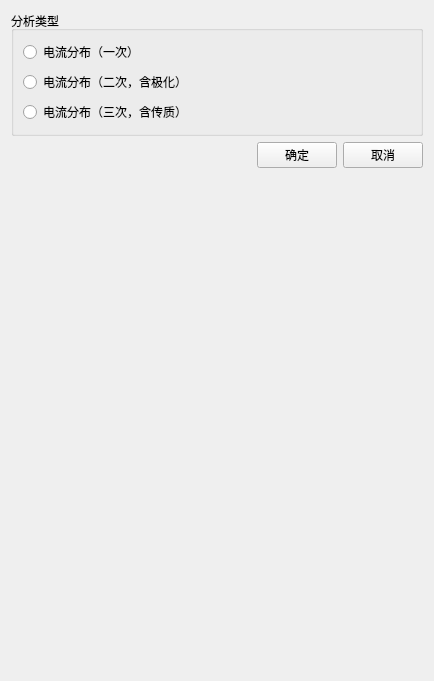
This is plugins/Base_PhysicalField/PhysicalFieldSettingWidget.ui in asd977/base_cae as Qt 5 draws it before an edit. The edited form follows.
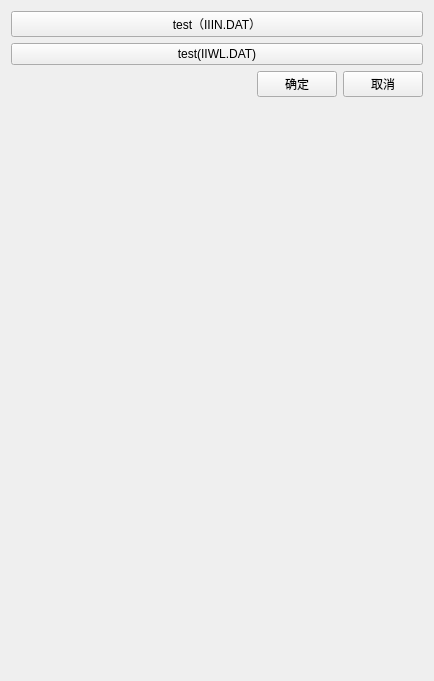
This is the edited form.

The edit to the form file:
```diff
--- a/plugins/Base_PhysicalField/PhysicalFieldSettingWidget.ui
+++ b/plugins/Base_PhysicalField/PhysicalFieldSettingWidget.ui
@@ -15,33 +15,17 @@
   </property>
   <layout class="QVBoxLayout" name="verticalLayout">
    <item>
-    <widget class="QGroupBox" name="groupBoxSurfaceTreatment">
-     <property name="title">
-      <string>分析类型</string>
-     </property>
-     <layout class="QVBoxLayout" name="verticalLayoutSurfaceTreatment">
-      <item>
-       <widget class="QRadioButton" name="radioSurfaceElectroplating">
+    <widget class="QPushButton" name="testPushButton">
         <property name="text">
-         <string>电流分布（一次）</string>
+      <string>test（IIIN.DAT）</string>
         </property>
        </widget>
       </item>
       <item>
-       <widget class="QRadioButton" name="radioSurfaceElectrolysis">
+    <widget class="QPushButton" name="pushButton">
         <property name="text">
-         <string>电流分布（二次，含极化）</string>
-        </property>
-       </widget>
-      </item>
-      <item>
-       <widget class="QRadioButton" name="radioSurfaceElectrophoresis">
-        <property name="text">
-         <string>电流分布（三次，含传质）</string>
-        </property>
-       </widget>
-      </item>
-     </layout>
+      <string>test(IIWL.DAT)</string>
+     </property>
     </widget>
    </item>
    <item>
```
Lines whose indentation alone changed are shown as unchanged.
